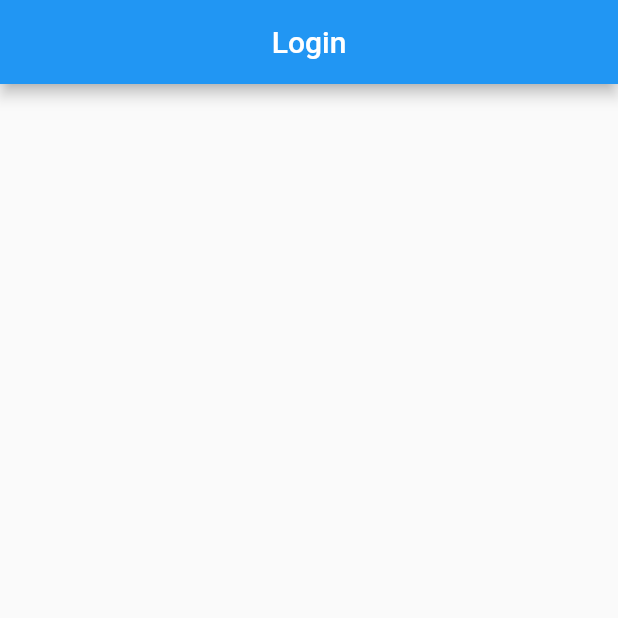
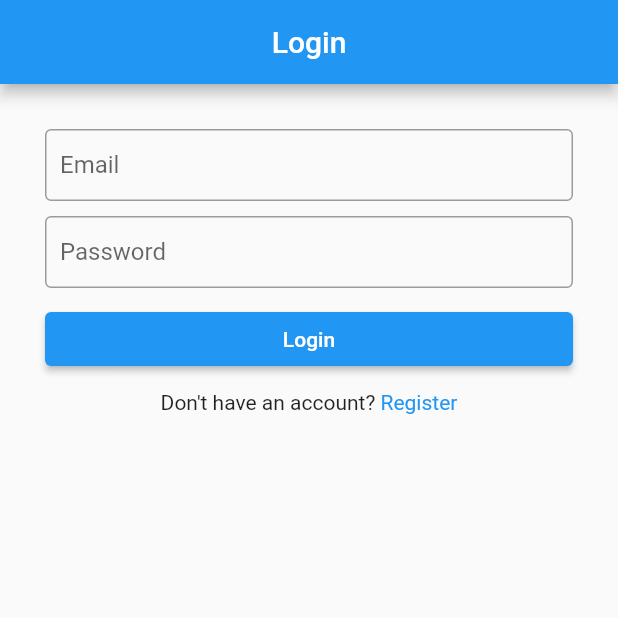
Before and after one commit to sreeraj-sanju/flutter-blog, a Flutter app: the screen it shows after launch, on a phone screen of 412 x 824 dp, the top half of it. Run offline on Flutter 3.47's test engine with Material 2 defaults, Android fonts, the phone set to English and light mode, and no system bars; our stand-ins replace shared_preferences.

Commit message:
login page design completed

```diff
--- a/lib/constant.dart
+++ b/lib/constant.dart
@@ -1,7 +1,46 @@
 //Routes
+import 'package:flutter/material.dart';
+import 'package:flutter/rendering.dart';
+
 const baseUrl = "http://localhost:8000/api";
 const loginUrl = "$baseUrl/login";
 const registerUrl = "$baseUrl/register";
 const userUrl = "$baseUrl/get_user";
 //Errors
 const serviceError = "Server Error";
+
+
+// DECORATION FUNCTION
+InputDecoration textInputDecor(String label){
+  return InputDecoration(
+      labelText: label,
+      contentPadding: const EdgeInsets.all(10),
+      border: const OutlineInputBorder(borderSide: BorderSide(width: 1, ))
+  );
+}
+
+// BUTTON STYLING
+ElevatedButton srButton(String label, Function onPressed){
+  return ElevatedButton(
+      style: ButtonStyle(
+        backgroundColor: MaterialStateColor.resolveWith((states) => Colors.blue),
+        padding: MaterialStateProperty.resolveWith((states) => const EdgeInsets.symmetric(vertical: 10))
+      ),
+      onPressed: ()=> onPressed(),
+      child: Text(label, style: const TextStyle(color: Colors.white),),
+    );
+}
+
+// LOGIN REGISTER HINT
+Row srLogRegHint(String text, String label, Function onTap){
+  return Row(
+    mainAxisAlignment: MainAxisAlignment.center,
+    children: [
+    Text(text),
+    GestureDetector(
+      child: Text(label, style: const TextStyle(color: Colors.blue)),
+      onTap: () => onTap()
+    )
+  ],
+  );
+}
--- a/lib/screens/login.dart
+++ b/lib/screens/login.dart
@@ -1,6 +1,7 @@
-import 'package:flutter/src/foundation/key.dart';
-import 'package:flutter/src/widgets/framework.dart';
 import 'package:flutter/material.dart';
+
+import '../constant.dart';
+import 'register.dart';
 
 class Login extends StatefulWidget {
   const Login({Key? key}) : super(key: key);
@@ -10,6 +11,9 @@ class Login extends StatefulWidget {
 }
 
 class _LoginState extends State<Login> {
+  final GlobalKey<FormState> formkey = GlobalKey<FormState>();
+  TextEditingController txtEmail = TextEditingController();
+  TextEditingController password = TextEditingController();
   @override
   Widget build(BuildContext context) {
     return Scaffold(
@@ -17,6 +21,37 @@ class _LoginState extends State<Login> {
         title: const Text('Login'),
         centerTitle: true,
       ),
+      body: Form(
+        key: formkey,
+        child: ListView(
+          padding: const EdgeInsets.all(30),
+          children:[
+            TextFormField(
+              keyboardType: TextInputType.emailAddress,
+              controller: txtEmail,
+              validator: (val)=> val!.isEmpty ? "Invalid Eamil Address": null,
+              decoration: textInputDecor('Email')
+            ),
+            const SizedBox(height: 10,),
+            TextFormField(
+              obscureText: true,
+              controller: password,
+              validator: (val)=> val!.isEmpty ? "Required atleast 4 characters": null,
+              decoration: textInputDecor('Password')
+            ),
+            const SizedBox(height: 10,),
+            srButton('Login', (){
+              if(formkey.currentState!.validate()){
+
+              }
+            }),
+            const SizedBox(height: 10,),
+            srLogRegHint("Don't have an account?", " Register", (){
+              Navigator.of(context).pushAndRemoveUntil(MaterialPageRoute(builder: (context)=>register()), (route)=>false);
+            })
+          ]
+        )
+      ),
     );
   }
 }
--- /dev/null
+++ b/lib/screens/register.dart
@@ -0,0 +1,15 @@
+import 'package:flutter/material.dart';
+
+class register extends StatefulWidget {
+  const register({Key? key}) : super(key: key);
+
+  @override
+  State<register> createState() => _registerState();
+}
+
+class _registerState extends State<register> {
+  @override
+  Widget build(BuildContext context) {
+    return Scaffold();
+  }
+}
```
